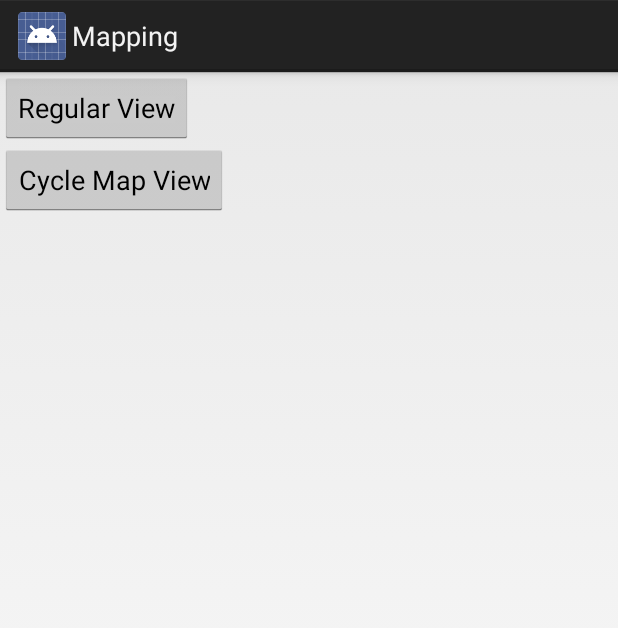
After one commit to ntrontris/Mapping, an Android app: the layout mca.xml on its own in the app's theme, with its tools: preview values and no code run, on a phone screen of 412 x 824 dp. The commit adds this screen. Shown: the top 628 px of the screen. Run offline under Robolectric (Android 15) with nearby library versions, the phone set to English and light mode, and no system bars.

Commit message:
Need to complete

```diff
--- a/app/src/main/AndroidManifest.xml
+++ b/app/src/main/AndroidManifest.xml
@@ -1,7 +1,6 @@
 <?xml version="1.0" encoding="utf-8"?>
 <manifest xmlns:android="http://schemas.android.com/apk/res/android"
     package="com.example.a2mitsf51.mapping">
-
 
     <uses-permission android:name="android.permission.INTERNET" />
     <uses-permission android:name="android.permission.READ_EXTERNAL_STORAGE" />
@@ -23,6 +22,7 @@
                 <category android:name="android.intent.category.LAUNCHER" />
             </intent-filter>
         </activity>
+        <activity android:name=".Maping"></activity>
     </application>
 
 </manifest>
--- /dev/null
+++ b/app/src/main/res/layout/mca.xml
@@ -0,0 +1,21 @@
+<?xml version="1.0" encoding="utf-8"?>
+<LinearLayout xmlns:android="http://schemas.android.com/apk/res/android"
+    android:orientation="vertical" android:layout_width="match_parent"
+    android:layout_height="match_parent">
+
+    xmlns:android="http://schemas.android.com/apk/res/android"
+    android:orientation="vertical"
+    android:layout_width="match_parent"
+    android:layout_height="match_parent">
+    <Button
+        android:layout_width="wrap_content"
+        android:layout_height="wrap_content"
+        android:text="@string/regularview"
+        android:id="@+id/btnRegular" />
+    <Button
+        android:layout_width="wrap_content"
+        android:layout_height="wrap_content"
+        android:text="@string/cyclemapview"
+        android:id="@+id/btnCyclemap" />
+
+</LinearLayout>
--- /dev/null
+++ b/app/src/main/res/menu/menu_hello_map.xml
@@ -0,0 +1,5 @@
+<menu
+    xmlns:android="http://schemas.android.com/apk/res/android">
+    <item android:id="@+id/choosemap" android:title="@string/choosemap"/>
+
+</menu>
--- a/app/src/main/res/values/strings.xml
+++ b/app/src/main/res/values/strings.xml
@@ -1,3 +1,6 @@
 <resources>
     <string name="app_name">Mapping</string>
+    <string name="choosemap">Choose Map Style</string>
+    <string name="regularview">Regular View</string>
+    <string name="cyclemapview">Cycle Map View</string>
 </resources>
--- a/app/src/main/res/values/styles.xml
+++ b/app/src/main/res/values/styles.xml
@@ -1,11 +1,5 @@
+
 <resources>
-
-    <!-- Base application theme. -->
-    <style name="AppTheme" parent="Theme.AppCompat.Light.DarkActionBar">
-        <!-- Customize your theme here. -->
-        <item name="colorPrimary">@color/colorPrimary</item>
-        <item name="colorPrimaryDark">@color/colorPrimaryDark</item>
-        <item name="colorAccent">@color/colorAccent</item>
+    <style name="AppTheme" parent="android:Theme.Holo.Light.DarkActionBar">
     </style>
-
 </resources>
```
Also changed, not shown: app/src/main/java/com/example/a2mitsf51/mapping/HelloMap.java (+31 -0 lines), app/src/main/java/com/example/a2mitsf51/mapping/MapChooseActivity.java (added, +28 -0 lines), app/src/main/java/com/example/a2mitsf51/mapping/Maping.java (added, +13 -0 lines), app/src/main/res/layout/activity_main.xml (+14 -41 lines), app/src/main/res/layout/activity_maping.xml (added, +12 -0 lines).
